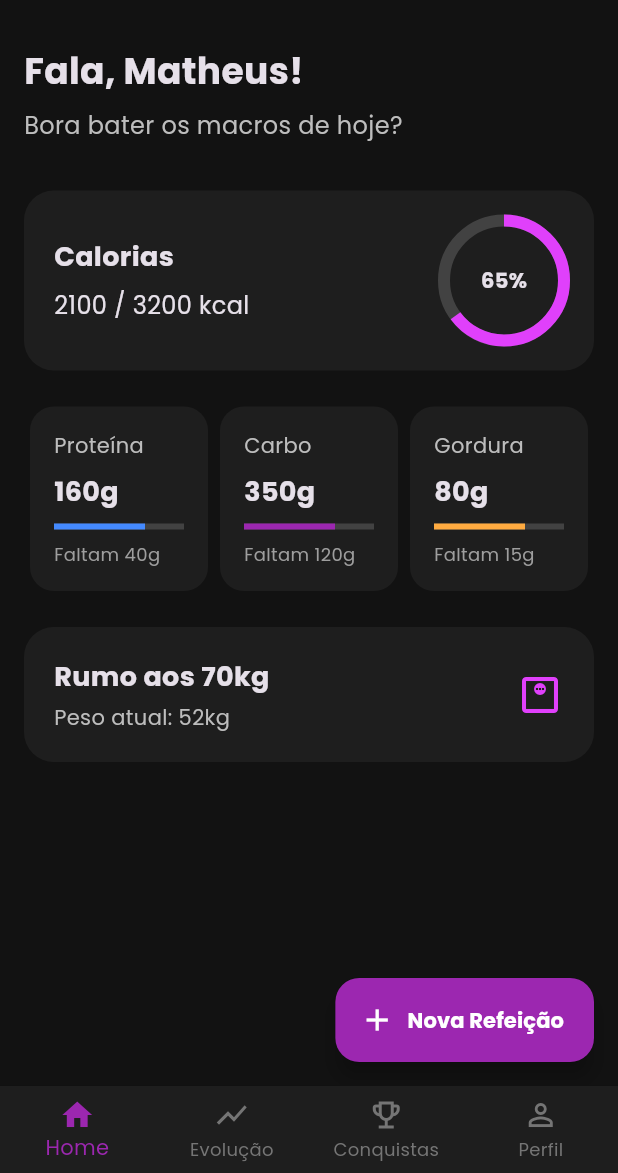
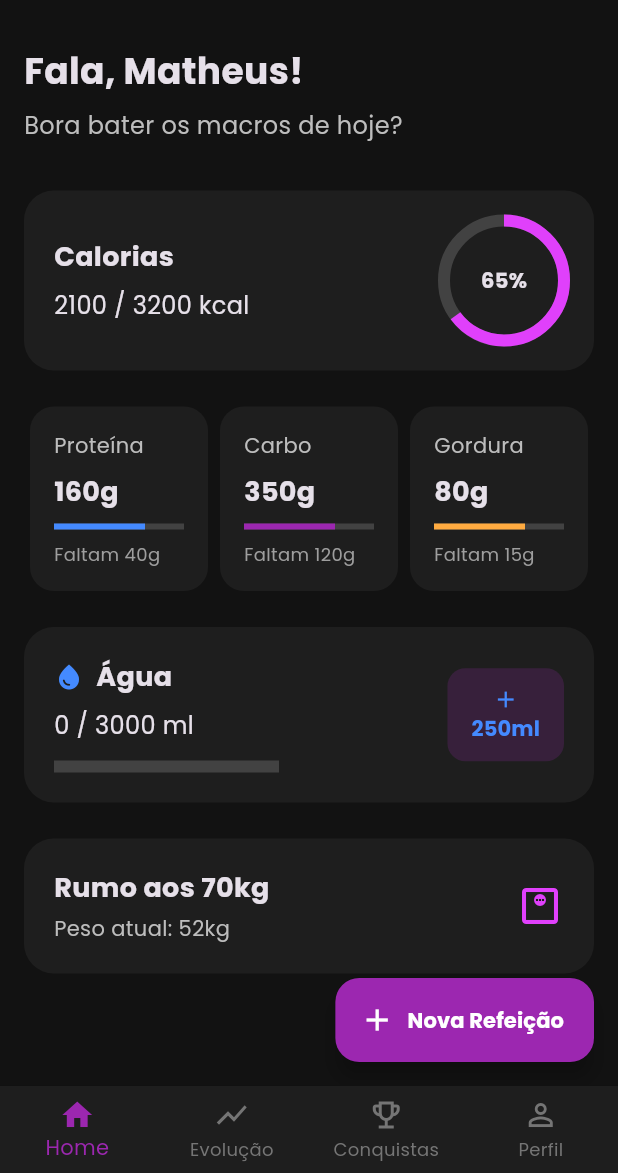
Before and after one commit to silvaaszx/BulkingTracker, a Flutter app: the screen it shows after launch, on a phone screen of 412 x 824 dp, the part 63-1236 px from its top. Run offline on Flutter 3.47's test engine with Material 3 defaults, Android fonts, the phone set to English and light mode, and no system bars; our stand-ins replace fl_chart, google_fonts.

Commit message:
feat: add TrackerProvider and water card in Dashboard; provide TrackerProvider in main

```diff
--- a/lib/features/dashboard/presentation/dashboard_screen.dart
+++ b/lib/features/dashboard/presentation/dashboard_screen.dart
@@ -1,4 +1,6 @@
 import 'package:flutter/material.dart';
+import 'package:provider/provider.dart';
+import '../../tracking/providers/tracker_provider.dart';
 
 class DashboardScreen extends StatelessWidget {
   const DashboardScreen({super.key});
@@ -38,6 +40,8 @@ class DashboardScreen extends StatelessWidget {
               _buildProgressCard(context),
               const SizedBox(height: 24),
               _buildMacrosGrid(context),
+              const SizedBox(height: 24),
+              _buildWaterCard(context),
               const SizedBox(height: 24),
               _buildWeightGoalCard(context),
             ],
@@ -169,6 +173,68 @@ class DashboardScreen extends StatelessWidget {
     );
   }
 
+  Widget _buildWaterCard(BuildContext context) {
+    final tracker = context.watch<TrackerProvider>();
+
+    return Container(
+      padding: const EdgeInsets.all(20),
+      decoration: BoxDecoration(
+        color: Theme.of(context).colorScheme.surface,
+        borderRadius: BorderRadius.circular(20),
+      ),
+      child: Row(
+        mainAxisAlignment: MainAxisAlignment.spaceBetween,
+        children: [
+          Column(
+            crossAxisAlignment: CrossAxisAlignment.start,
+            children: [
+              const Row(
+                children: [
+                  Icon(Icons.water_drop, color: Colors.blueAccent, size: 20),
+                  SizedBox(width: 8),
+                  Text('Água', style: TextStyle(fontSize: 18, fontWeight: FontWeight.bold)),
+                ],
+              ),
+              const SizedBox(height: 8),
+              Text(
+                '${tracker.waterIntake} / ${tracker.waterGoal} ml',
+                style: const TextStyle(fontSize: 16),
+              ),
+              const SizedBox(height: 12),
+              // Barra de progresso da água
+              SizedBox(
+                width: 150,
+                child: LinearProgressIndicator(
+                  value: tracker.waterProgress,
+                  backgroundColor: Colors.grey[800],
+                  color: Colors.blueAccent,
+                  minHeight: 8,
+                ),
+              ),
+            ],
+          ),
+          ElevatedButton(
+            style: ElevatedButton.styleFrom(
+              backgroundColor: Theme.of(context).colorScheme.primary.withOpacity(0.2),
+              shape: RoundedRectangleBorder(borderRadius: BorderRadius.circular(12)),
+              padding: const EdgeInsets.symmetric(horizontal: 16, vertical: 12),
+              elevation: 0,
+            ),
+            onPressed: () {
+              context.read<TrackerProvider>().addWater(250);
+            },
+            child: const Column(
+              children: [
+                Icon(Icons.add, color: Colors.blueAccent),
+                Text('250ml', style: TextStyle(color: Colors.blueAccent, fontWeight: FontWeight.bold)),
+              ],
+            ),
+          ),
+        ],
+      ),
+    );
+  }
+
   // A função que abre o formulário
   void _showAddMealBottomSheet(BuildContext context) {
     showModalBottomSheet(
--- /dev/null
+++ b/lib/features/tracking/providers/tracker_provider.dart
@@ -0,0 +1,27 @@
+import 'package:flutter/material.dart';
+
+class TrackerProvider extends ChangeNotifier {
+  // Quantidade inicial de água bebida hoje (em ml)
+  int _waterIntake = 0;
+
+  // A meta diária (3 Litros = 3000 ml)
+  final int _waterGoal = 3000;
+
+  // "Getters" para as telas poderem ler os dados
+  int get waterIntake => _waterIntake;
+  int get waterGoal => _waterGoal;
+
+  // Calcula a percentagem para a barra de progresso (0.0 a 1.0)
+  double get waterProgress {
+    double progress = _waterIntake / _waterGoal;
+    return progress > 1.0 ? 1.0 : progress; // Trava no 100% para a barra não quebrar
+  }
+
+  // Função que será chamada quando o botão "+ 250ml" for clicado
+  void addWater(int amount) {
+    _waterIntake += amount;
+
+    // O segredo do Provider: avisa as telas que o valor mudou para elas se redesenharem!
+    notifyListeners();
+  }
+}
--- a/lib/main.dart
+++ b/lib/main.dart
@@ -1,9 +1,19 @@
 import 'package:flutter/material.dart';
+import 'package:provider/provider.dart'; // Importante!
 import 'package:bulkingtracker/core/theme/app_theme.dart'; // Importando o arquivo do tema
 import 'package:bulkingtracker/features/main/presentation/main_screen.dart'; // Importando a MainScreen
+import 'package:bulkingtracker/features/tracking/providers/tracker_provider.dart'; // O nosso novo provider
 
 void main() {
-  runApp(const MyApp());
+  runApp(
+    // Injetamos os Providers bem no topo do app
+    MultiProvider(
+      providers: [
+        ChangeNotifierProvider(create: (_) => TrackerProvider()),
+      ],
+      child: const MyApp(),
+    ),
+  );
 }
 
 class MyApp extends StatelessWidget {
```
